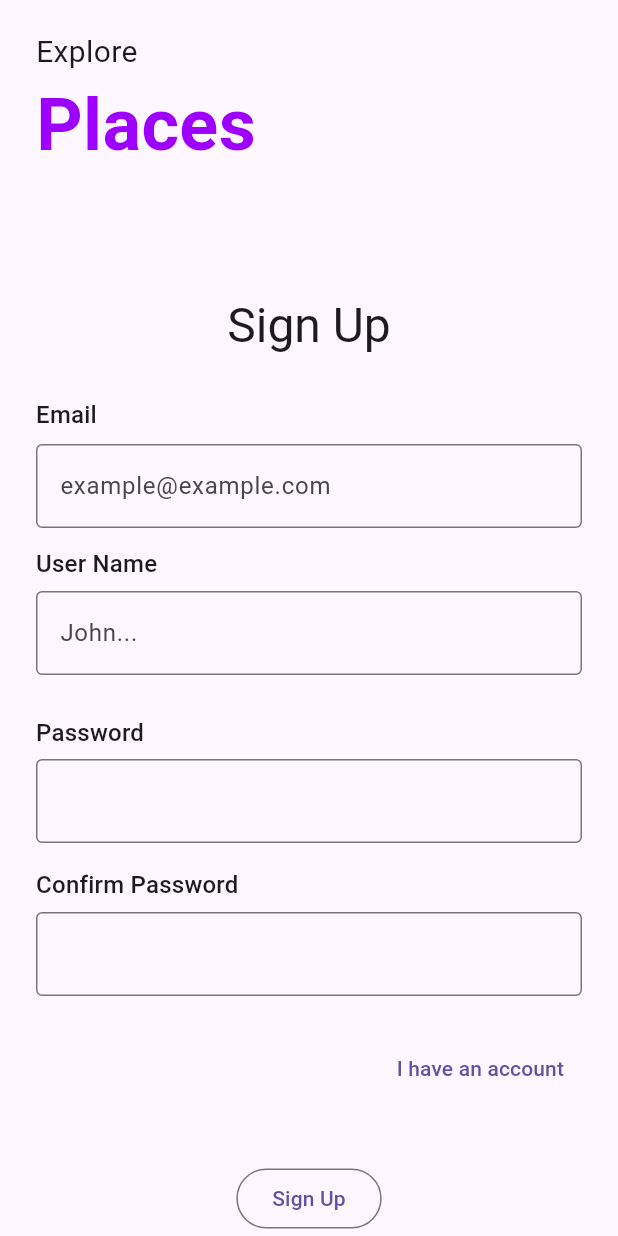
After one commit to AmineFjr/exploreplaces, a Flutter app: the screen it shows after launch, after a tap on "Sign Up", on a phone screen of 412 x 824 dp. The commit adds this screen. Run offline on Flutter 3.47's test engine with Material 3 defaults, Android fonts, the phone set to English and light mode, and no system bars; missing offline and left inert: mysql1.

Commit message:
Login and register pages

```diff
--- a/lib/main.dart
+++ b/lib/main.dart
@@ -1,5 +1,5 @@
+import 'package:exploreplaces/pages/login.dart';
 import 'package:flutter/material.dart';
-import 'pages/my_home_page.dart';
 
 void main() {
   runApp(const MyApp());
@@ -11,11 +11,12 @@ class MyApp extends StatelessWidget {
   @override
   Widget build(BuildContext context) {
     return MaterialApp(
+      debugShowCheckedModeBanner: false,
       title: 'Explore Places',
       theme: ThemeData(
         primarySwatch: Colors.blue,
       ),
-      home: const MyHomePage(),
+      home: const Login(),
     );
   }
 }
--- /dev/null
+++ b/lib/pages/header.dart
@@ -0,0 +1,25 @@
+import 'package:flutter/material.dart';
+
+class Header extends StatelessWidget {
+  const Header({super.key});
+
+  @override
+  Widget build(BuildContext context) {
+    return const Column(
+      children: [
+        Align(
+          alignment: Alignment.centerLeft,
+          child: Text("Explore", style: TextStyle(fontSize: 20)),
+        ),
+        Align(
+          alignment: Alignment.centerLeft,
+          child: Text("Places",
+              style: TextStyle(
+                  fontSize: 48,
+                  color: Color(0xFF9E00FF),
+                  fontWeight: FontWeight.bold)),
+        ),
+      ],
+    );
+  }
+}
--- /dev/null
+++ b/lib/pages/login.dart
@@ -0,0 +1,189 @@
+import 'package:exploreplaces/pages/header.dart';
+import 'package:exploreplaces/pages/my_home_page.dart';
+import 'package:flutter/material.dart';
+import 'package:exploreplaces/pages/signUp.dart';
+
+class Login extends StatefulWidget {
+  const Login({super.key});
+
+  @override
+  LoginState createState() => LoginState();
+}
+
+class LoginState extends State<Login> {
+  late TextEditingController userNameController;
+  late TextEditingController passwordController;
+
+  @override
+  void initState() {
+    super.initState();
+    userNameController = TextEditingController();
+    passwordController = TextEditingController();
+  }
+
+  @override
+  void dispose() {
+    userNameController.dispose();
+    passwordController.dispose();
+    super.dispose();
+  }
+
+  @override
+  Widget build(BuildContext context) {
+    return SafeArea(
+      child: Scaffold(
+        resizeToAvoidBottomInset: true,
+        body: SingleChildScrollView(
+          child: SizedBox(
+            width: double.infinity,
+            child: Padding(
+              padding: const EdgeInsets.symmetric(horizontal: 20),
+              child: Column(
+                crossAxisAlignment: CrossAxisAlignment.start,
+                children: [
+                  const SizedBox(height: 20),
+                  const Header(),
+                  const SizedBox(height: 68),
+                  const Center(
+                    child: Text("Login",
+                        style: TextStyle(
+                            fontSize: 30,
+                            color: Color(0xFF9E00FF),
+                            fontWeight: FontWeight.w300)),
+                  ),
+                  const SizedBox(height: 59),
+                  _buildLoginSection(context),
+                  const SizedBox(height: 16),
+                  _buildPasswordSection(context),
+                  const SizedBox(height: 22),
+                  _buildForgotPasswordSection(context),
+                  const SizedBox(height: 27),
+                  _buildLoginButton(),
+                  const SizedBox(height: 72),
+                  Center(
+                    child: Text(
+                      "WELCOME",
+                      style: Theme.of(context).textTheme.headlineLarge,
+                    ),
+                  ),
+                  const SizedBox(height: 29),
+                  const Center(
+                    child: Text(
+                      "Don't you have an account?",
+                      style: TextStyle(
+                        color: Color(0xFF9E00FF),
+                        fontSize: 18,
+                      ),
+                    ),
+                  ),
+                  const SizedBox(height: 24),
+                  _buildSignUpButton(),
+                ],
+              ),
+            ),
+          ),
+        ),
+      ),
+    );
+  }
+
+  Widget _buildLoginSection(BuildContext context) {
+    return Padding(
+      padding: const EdgeInsets.only(left: 6),
+      child: Column(
+        crossAxisAlignment: CrossAxisAlignment.start,
+        children: [
+          Text(
+            "User Name",
+            style: Theme.of(context).textTheme.titleMedium,
+          ),
+          const SizedBox(height: 6),
+          TextField(
+            controller: userNameController,
+            decoration: const InputDecoration(
+              hintText: "John...",
+              border: OutlineInputBorder(),
+            ),
+          ),
+        ],
+      ),
+    );
+  }
+
+  Widget _buildPasswordSection(BuildContext context) {
+    return Padding(
+      padding: const EdgeInsets.only(left: 6),
+      child: Column(
+        crossAxisAlignment: CrossAxisAlignment.start,
+        children: [
+          Text(
+            "Password",
+            style: Theme.of(context).textTheme.titleMedium,
+          ),
+          const SizedBox(height: 5),
+          TextField(
+            controller: passwordController,
+            obscureText: true,
+            decoration: const InputDecoration(
+              border: OutlineInputBorder(),
+            ),
+          ),
+        ],
+      ),
+    );
+  }
+
+  Widget _buildForgotPasswordSection(BuildContext context) {
+    return const Padding(
+      padding: EdgeInsets.only(left: 15),
+      child: Row(
+        mainAxisAlignment: MainAxisAlignment.spaceBetween,
+        children: [
+          Text(
+            "Forgot Password",
+            style: TextStyle(
+              color: Color(0xFF9E00FF),
+              fontSize: 18,
+            ),
+          ),
+          Text(
+            "Connect as Visitor",
+            style: TextStyle(
+              color: Color(0xFF9E00FF),
+              fontSize: 18,
+            ),
+          ),
+        ],
+      ),
+    );
+  }
+
+  Widget _buildLoginButton() {
+    return Center(
+      child: OutlinedButton(
+        onPressed: () {
+          Navigator.push(
+            context,
+            MaterialPageRoute(builder: (context) => const MyHomePage()),
+          );
+        },
+        child: Text("LOGIN"),
+      ),
+    );
+  }
+
+  Widget _buildSignUpButton() {
+    return Center(
+      child: OutlinedButton(
+        onPressed: () {
+          // Naviguer vers la page d'inscription
+          Navigator.push(
+            context,
+            MaterialPageRoute(builder: (context) => const SignUp()),
+          );
+        },
+        child: Text("Sign Up"),
+      ),
+    );
+  }
+}
--- /dev/null
+++ b/lib/pages/signUp.dart
@@ -0,0 +1,182 @@
+import 'package:exploreplaces/pages/header.dart';
+import 'package:exploreplaces/pages/login.dart';
+import 'package:flutter/material.dart';
+
+class SignUp extends StatefulWidget {
+  const SignUp({super.key});
+
+  @override
+  SignUpState createState() => SignUpState();
+}
+
+class SignUpState extends State<SignUp> {
+  late TextEditingController emailController;
+  late TextEditingController userNameController;
+  late TextEditingController passwordController;
+  late TextEditingController confirmpasswordController;
+
+  @override
+  void initState() {
+    super.initState();
+    emailController = TextEditingController();
+    userNameController = TextEditingController();
+    passwordController = TextEditingController();
+    confirmpasswordController = TextEditingController();
+  }
+
+  @override
+  void dispose() {
+    emailController.dispose();
+    userNameController.dispose();
+    passwordController.dispose();
+    confirmpasswordController.dispose();
+    super.dispose();
+  }
+
+  @override
+  Widget build(BuildContext context) {
+    return SafeArea(
+      child: Scaffold(
+        resizeToAvoidBottomInset: true,
+        body: SingleChildScrollView(
+          child: Padding(
+            padding: const EdgeInsets.symmetric(horizontal: 24),
+            child: Column(
+              crossAxisAlignment: CrossAxisAlignment.start,
+              children: [
+                const SizedBox(height: 20),
+                const Header(),
+                const SizedBox(height: 79),
+                Center(
+                  child: Text(
+                    "Sign Up",
+                    style: Theme.of(context).textTheme.headlineLarge,
+                  ),
+                ),
+                const SizedBox(height: 28),
+                _buildEmailColumn(),
+                const SizedBox(height: 12),
+                _buildUsernameColumn(),
+                const SizedBox(height: 27),
+                _buildPasswordColumn(),
+                const SizedBox(height: 16),
+                _buildConfirmColumn(),
+                const SizedBox(height: 24),
+                _buildLoginButton(),
+                const SizedBox(height: 39),
+                Center(
+                  child: OutlinedButton(
+                    child: const Text(
+                      'Sign Up',
+                      textDirection: TextDirection.rtl,
+                    ),
+                    onPressed: () => {},
+                  ),
+                ),
+              ],
+            ),
+          ),
+        ),
+      ),
+    );
+  }
+
+  Widget _buildEmailColumn() {
+    return Column(
+      crossAxisAlignment: CrossAxisAlignment.start,
+      children: [
+        Text(
+          "Email",
+          style: Theme.of(context).textTheme.titleMedium,
+        ),
+        const SizedBox(height: 7),
+        TextField(
+          controller: emailController,
+          decoration: const InputDecoration(
+            hintText: "example@example.com",
+            border: OutlineInputBorder(),
+          ),
+        ),
+      ],
+    );
+  }
+
+  Widget _buildUsernameColumn() {
+    return Column(
+      crossAxisAlignment: CrossAxisAlignment.start,
+      children: [
+        Text(
+          "User Name",
+          style: Theme.of(context).textTheme.titleMedium,
+        ),
+        const SizedBox(height: 6),
+        TextField(
+          controller: userNameController,
+          decoration: const InputDecoration(
+            hintText: "John...",
+            border: OutlineInputBorder(),
+          ),
+        ),
+      ],
+    );
+  }
+
+  Widget _buildPasswordColumn() {
+    return Column(
+      crossAxisAlignment: CrossAxisAlignment.start,
+      children: [
+        Text(
+          "Password",
+          style: Theme.of(context).textTheme.titleMedium,
+        ),
+        const SizedBox(height: 5),
+        TextField(
+          controller: passwordController,
+          obscureText: true,
+          decoration: const InputDecoration(
+            border: OutlineInputBorder(),
+          ),
+        ),
+      ],
+    );
+  }
+
+  Widget _buildConfirmColumn() {
+    return Column(
+      crossAxisAlignment: CrossAxisAlignment.start,
+      children: [
+        Text(
+          "Confirm Password",
+          style: Theme.of(context).textTheme.titleMedium,
+        ),
+        const SizedBox(height: 6),
+        TextField(
+          controller: confirmpasswordController,
+          obscureText: true,
+          decoration: const InputDecoration(
+            border: OutlineInputBorder(),
+          ),
+        ),
+      ],
+    );
+  }
+
+Widget _buildLoginButton() {
+  return Row(
+    mainAxisAlignment: MainAxisAlignment.end, // Aligner le contenu à droite
+    children: [
+      TextButton(
+        onPressed: () {
+          // Naviguer vers la page de connexion
+          Navigator.push(
+            context,
+            MaterialPageRoute(builder: (context) => const Login()),
+          );
+        },
+        child: Text("I have an account"),
+      ),
+    ],
+  );
+}
+
+}
```
Also changed, not shown: pubspec.yaml (+5 -7 lines).
